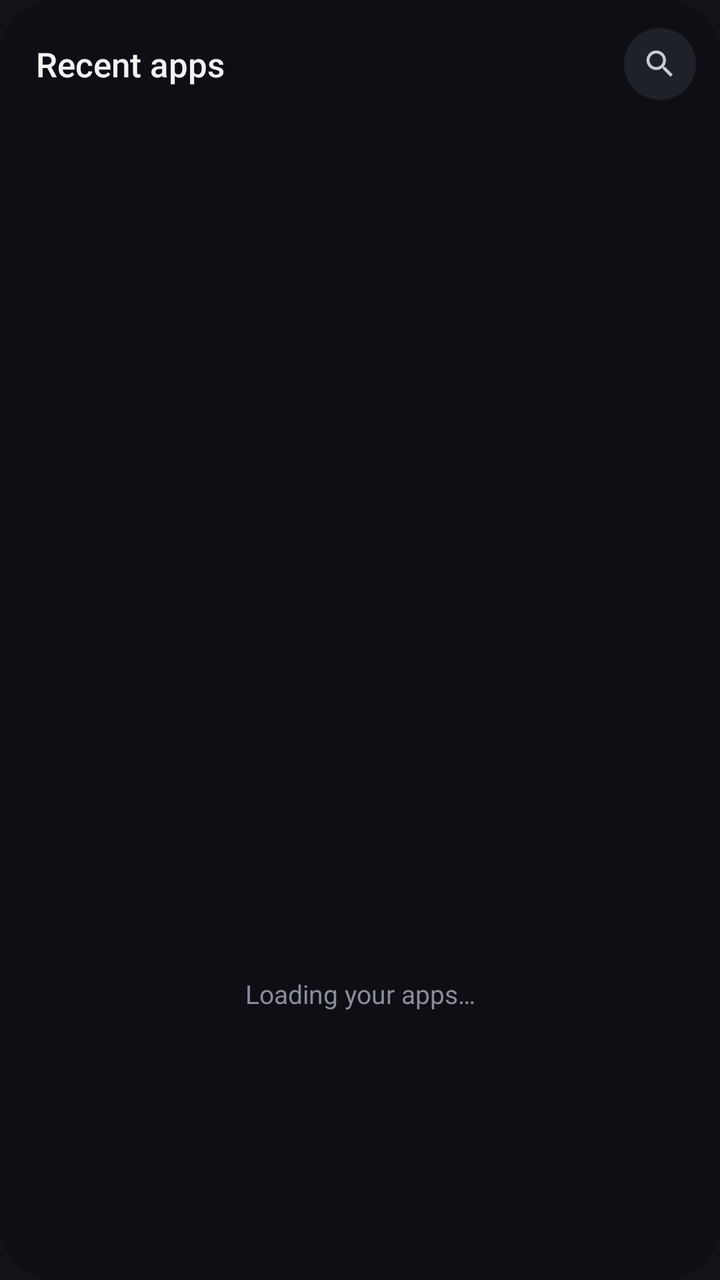
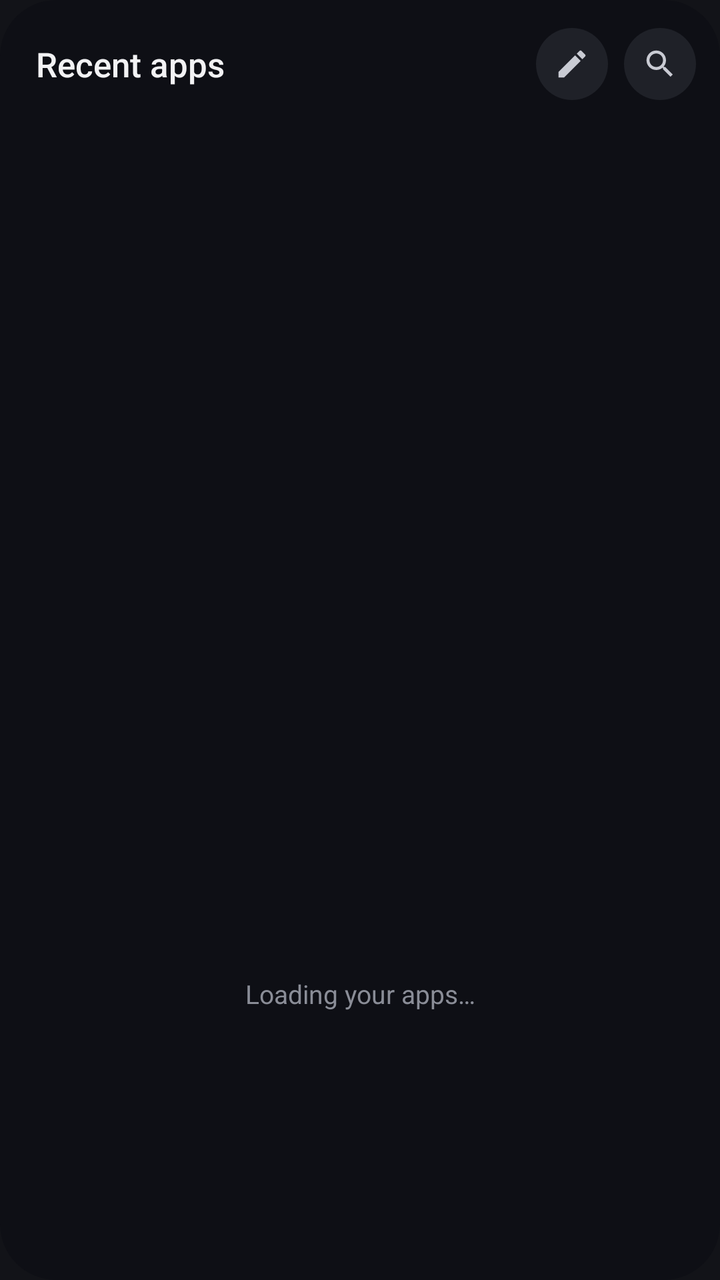

Screens rendered from an Android XML layout before and after an edit, with the pre-edit source and the edit as a unified diff.
<!-- AndroidManifest.xml: application theme Theme.AppOrganizer -->
<!-- res/layout/widget_recent_apps.xml -->
<?xml version="1.0" encoding="utf-8"?>
<LinearLayout xmlns:android="http://schemas.android.com/apk/res/android"
    android:id="@android:id/background"
    android:layout_width="match_parent"
    android:layout_height="match_parent"
    android:background="@drawable/widget_bg"
    android:clipToOutline="true"
    android:orientation="vertical"
    android:paddingStart="10dp"
    android:paddingTop="14dp"
    android:paddingEnd="10dp">

    <LinearLayout
        android:layout_width="match_parent"
        android:layout_height="wrap_content"
        android:gravity="center_vertical"
        android:orientation="horizontal"
        android:paddingStart="8dp"
        android:paddingEnd="2dp"
        android:paddingBottom="18dp">

        <TextView
            android:id="@+id/title"
            android:layout_width="0dp"
            android:layout_height="wrap_content"
            android:layout_weight="1"
            android:fontFamily="sans-serif-medium"
            android:text="@string/widget_title"
            android:textColor="#F2F2F4"
            android:textSize="17sp" />

        <ImageView
            android:id="@+id/search_button"
            android:layout_width="36dp"
            android:layout_height="36dp"
            android:background="@drawable/widget_circle"
            android:contentDescription="@string/search_apps"
            android:padding="9dp"
            android:src="@drawable/ic_search" />
    </LinearLayout>

    <GridView
        android:id="@+id/grid"
        android:layout_width="match_parent"
        android:layout_height="0dp"
        android:layout_weight="1"
        android:clipToPadding="false"
        android:fadingEdgeLength="24dp"
        android:listSelector="@android:color/transparent"
        android:numColumns="5"
        android:paddingBottom="14dp"
        android:requiresFadingEdge="vertical"
        android:scrollbars="none"
        android:stretchMode="columnWidth"
        android:verticalSpacing="22dp" />

    <TextView
        android:id="@+id/empty"
        android:layout_width="match_parent"
        android:layout_height="0dp"
        android:layout_weight="1"
        android:gravity="center"
        android:text="@string/widget_loading"
        android:textColor="#8A8D97"
        android:textSize="13sp" />
</LinearLayout>
<!-- resources referenced by this layout -->
<resources>
  <!-- drawable ic_search (drawable) -->
  <?xml version="1.0" encoding="utf-8"?>
  <vector xmlns:android="http://schemas.android.com/apk/res/android"
      android:width="24dp"
      android:height="24dp"
      android:viewportWidth="24"
      android:viewportHeight="24">
      <path
          android:fillColor="#FFC9CBD3"
          android:pathData="M15.5,14h-0.79l-0.28,-0.27C15.41,12.59 16,11.11 16,9.5 16,5.91 13.09,3 9.5,3S3,5.91 3,9.5 5.91,16 9.5,16c1.61,0 3.09,-0.59 4.23,-1.57l0.27,0.28v0.79l5,4.99L20.49,19l-4.99,-5zM9.5,14C7.01,14 5,11.99 5,9.5S7.01,5 9.5,5 14,7.01 14,9.5 11.99,14 9.5,14z" />
  </vector>
  <!-- drawable widget_bg (drawable) -->
  <?xml version="1.0" encoding="utf-8"?>
  <shape xmlns:android="http://schemas.android.com/apk/res/android" android:shape="rectangle">
      <solid android:color="#D90E0F14" />
      <corners android:radius="28dp" />
  </shape>
  <!-- drawable widget_circle (drawable) -->
  <?xml version="1.0" encoding="utf-8"?>
  <shape xmlns:android="http://schemas.android.com/apk/res/android" android:shape="oval">
      <solid android:color="#FF1F2128" />
  </shape>
  <string name="search_apps">Search apps</string>
  <string name="widget_loading">Loading your apps…</string>
  <string name="widget_title">Recent apps</string>
  <style name="Theme.AppOrganizer" parent="android:Theme.Material.NoActionBar">
          <item name="android:windowBackground">@color/app_bg</item>
          <item name="android:statusBarColor">@android:color/transparent</item>
          <item name="android:navigationBarColor">@android:color/transparent</item>
      </style>
  <color name="app_bg">#121318</color>
</resources>

<!-- the commit's change to res/layout/widget_recent_apps.xml (unified diff, before → after) -->
@@ -30,6 +30,16 @@
             android:textSize="17sp" />
 
         <ImageView
+            android:id="@+id/edit_button"
+            android:layout_width="36dp"
+            android:layout_height="36dp"
+            android:layout_marginEnd="8dp"
+            android:background="@drawable/widget_circle"
+            android:contentDescription="@string/edit_pinned"
+            android:padding="9dp"
+            android:src="@drawable/ic_edit" />
+
+        <ImageView
             android:id="@+id/search_button"
             android:layout_width="36dp"
             android:layout_height="36dp"
@@ -38,6 +48,96 @@
             android:padding="9dp"
             android:src="@drawable/ic_search" />
     </LinearLayout>
+
+    
+    <LinearLayout
+        android:id="@+id/pinned_row"
+        android:layout_width="match_parent"
+        android:layout_height="wrap_content"
+        android:orientation="horizontal"
+        android:visibility="gone">
+
+        <FrameLayout
+            android:id="@+id/pin_cell0"
+            android:layout_width="0dp"
+            android:layout_height="58dp"
+            android:layout_weight="1">
+
+            <ImageView
+                android:id="@+id/pin0"
+                android:layout_width="54dp"
+                android:layout_height="54dp"
+                android:layout_gravity="center"
+                android:scaleType="fitCenter" />
+        </FrameLayout>
+
+        <FrameLayout
+            android:id="@+id/pin_cell1"
+            android:layout_width="0dp"
+            android:layout_height="58dp"
+            android:layout_weight="1">
+
+            <ImageView
+                android:id="@+id/pin1"
+                android:layout_width="54dp"
+                android:layout_height="54dp"
+                android:layout_gravity="center"
+                android:scaleType="fitCenter" />
+        </FrameLayout>
+
+        <FrameLayout
+            android:id="@+id/pin_cell2"
+            android:layout_width="0dp"
+            android:layout_height="58dp"
+            android:layout_weight="1">
+
+            <ImageView
+                android:id="@+id/pin2"
+                android:layout_width="54dp"
+                android:layout_height="54dp"
+                android:layout_gravity="center"
+                android:scaleType="fitCenter" />
+        </FrameLayout>
+
+        <FrameLayout
+            android:id="@+id/pin_cell3"
+            android:layout_width="0dp"
+            android:layout_height="58dp"
+            android:layout_weight="1">
+
+            <ImageView
+                android:id="@+id/pin3"
+                android:layout_width="54dp"
+                android:layout_height="54dp"
+                android:layout_gravity="center"
+                android:scaleType="fitCenter" />
+        </FrameLayout>
+
+        <FrameLayout
+            android:id="@+id/pin_cell4"
+            android:layout_width="0dp"
+            android:layout_height="58dp"
+            android:layout_weight="1">
+
+            <ImageView
+                android:id="@+id/pin4"
+                android:layout_width="54dp"
+                android:layout_height="54dp"
+                android:layout_gravity="center"
+                android:scaleType="fitCenter" />
+        </FrameLayout>
+    </LinearLayout>
+
+    <FrameLayout
+        android:id="@+id/pinned_divider"
+        android:layout_width="match_parent"
+        android:layout_height="1dp"
+        android:layout_marginStart="8dp"
+        android:layout_marginTop="16dp"
+        android:layout_marginEnd="8dp"
+        android:layout_marginBottom="16dp"
+        android:background="@drawable/widget_divider"
+        android:visibility="gone" />
 
     <GridView
         android:id="@+id/grid"
<!-- resource entries referenced after the edit -->
@@ -1,5 +1,16 @@
 <!-- resources referenced by this layout -->
 <resources>
+  <!-- drawable ic_edit (drawable) -->
+  <?xml version="1.0" encoding="utf-8"?>
+  <vector xmlns:android="http://schemas.android.com/apk/res/android"
+      android:width="24dp"
+      android:height="24dp"
+      android:viewportWidth="24"
+      android:viewportHeight="24">
+      <path
+          android:fillColor="#FFC9CBD3"
+          android:pathData="M3,17.25V21h3.75L17.81,9.94l-3.75,-3.75L3,17.25zM20.71,7.04c0.39,-0.39 0.39,-1.02 0,-1.41l-2.34,-2.34c-0.39,-0.39 -1.02,-0.39 -1.41,0l-1.83,1.83 3.75,3.75 1.83,-1.83z" />
+  </vector>
   <!-- drawable ic_search (drawable) -->
   <?xml version="1.0" encoding="utf-8"?>
   <vector xmlns:android="http://schemas.android.com/apk/res/android"
@@ -22,6 +33,12 @@
   <shape xmlns:android="http://schemas.android.com/apk/res/android" android:shape="oval">
       <solid android:color="#FF1F2128" />
   </shape>
+  <!-- drawable widget_divider (drawable) -->
+  <?xml version="1.0" encoding="utf-8"?>
+  <shape xmlns:android="http://schemas.android.com/apk/res/android" android:shape="rectangle">
+      <solid android:color="#FF2A2D36" />
+  </shape>
+  <string name="edit_pinned">Edit pinned apps</string>
   <string name="search_apps">Search apps</string>
   <string name="widget_loading">Loading your apps…</string>
   <string name="widget_title">Recent apps</string>
